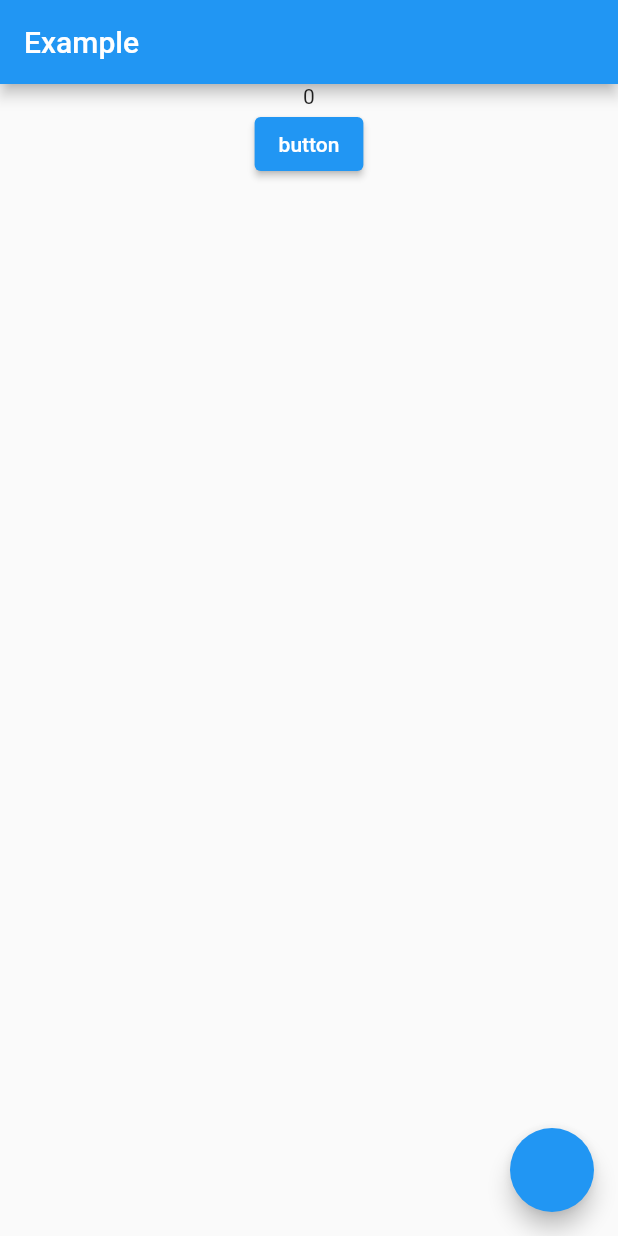
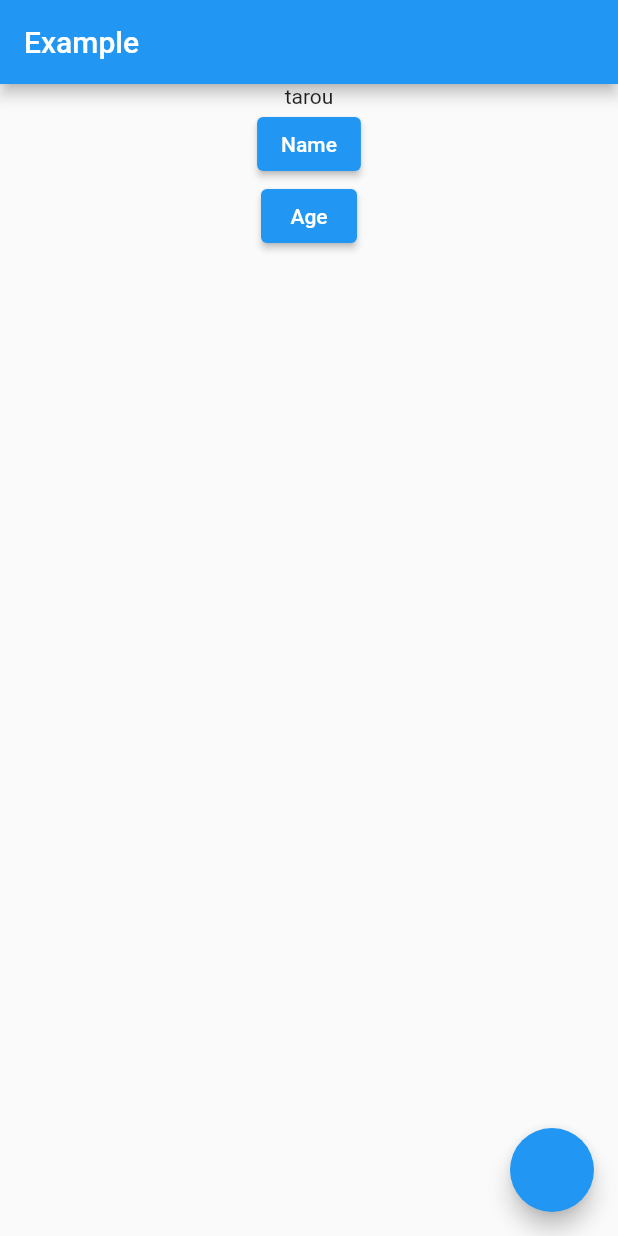
Before and after one commit to ito-a/flutter_practice, a Flutter app: the screen it shows after launch, on a phone screen of 412 x 824 dp. Run offline on Flutter 3.47's test engine with Material 2 defaults, Android fonts, the phone set to English and light mode, and no system bars; our stand-ins replace flutter_riverpod, freezed_annotation.

Commit message:
selectを使ってみよう

```diff
--- a/lib/main.dart
+++ b/lib/main.dart
@@ -1,4 +1,5 @@
 import 'package:flutter/material.dart';
+import 'package:flutter_practice/user.dart';
 import 'package:flutter_riverpod/flutter_riverpod.dart';
 
 final helloWorldProvider = Provider((_) => 'Hello World');
@@ -7,15 +8,27 @@ void main() {
   runApp(const ProviderScope(child: MyApp()));
 }
 
-final counterProvider = StateProvider((ref) => 0);
+// selectを使ってみる
+final userProvider = StateNotifierProvider<UserNotifier, User>((ref) => UserNotifier());
 
+class UserNotifier extends StateNotifier<User> {
+  UserNotifier() : super(const User());
+
+  void changeName() {
+    state = state.copyWith(name: '花子');
+  }
+
+  void changeAge() {
+    state = state.copyWith(age: 10);
+  }
+}
 
 class MyApp extends ConsumerWidget {
   const MyApp({Key? key}) : super(key: key);
 
   @override
   Widget build(BuildContext context, WidgetRef ref) {
-    final counter = ref.watch(counterProvider);
+    String name = ref.watch(userProvider.select((user) => user.name));
     return MaterialApp(
       home: Scaffold(
         appBar: AppBar(
@@ -24,16 +37,20 @@ class MyApp extends ConsumerWidget {
         body: Center(
           child: Column(
             children: [
-              Text(counter.toString()),
+              Text(name),
               ElevatedButton(
-                onPressed: () => ref.read(counterProvider.notifier).state++,
-                child: const Text('button'),
+                onPressed: () => ref.read(userProvider.notifier).changeName(),
+                child: const Text('Name'),
+              ),
+              ElevatedButton(
+                onPressed: () => ref.read(userProvider.notifier).changeAge(),
+                child: const Text('Age'),
               )
             ],
           ),
         ),
         floatingActionButton: FloatingActionButton(
-          onPressed: () => ref.refresh(counterProvider),
+          onPressed: () => ref.refresh(userProvider),
         ),
       ),
     );
--- /dev/null
+++ b/lib/user.dart
@@ -0,0 +1,11 @@
+import 'package:freezed_annotation/freezed_annotation.dart';
+
+part 'user.freezed.dart';
+
+@freezed
+class User with _$User {
+  const factory User({
+    @Default('tarou') String name,
+    @Default(0) int age,
+  }) = _User;
+}
--- a/pubspec.yaml
+++ b/pubspec.yaml
@@ -30,6 +30,7 @@ dependencies:
   flutter:
     sdk: flutter
   flutter_riverpod: ^2.1.1
+  freezed_annotation: ^2.1.0
 
   # The following adds the Cupertino Icons font to your application.
   # Use with the CupertinoIcons class for iOS style icons.
@@ -38,6 +39,8 @@ dependencies:
 dev_dependencies:
   flutter_test:
     sdk: flutter
+  freezed: ^2.3.2
+  build_runner: ^2.3.3
 
   # The "flutter_lints" package below contains a set of recommended lints to
   # encourage good coding practices. The lint set provided by the package is
```
Also changed, not shown: lib/user.freezed.dart (added), pubspec.lock.
